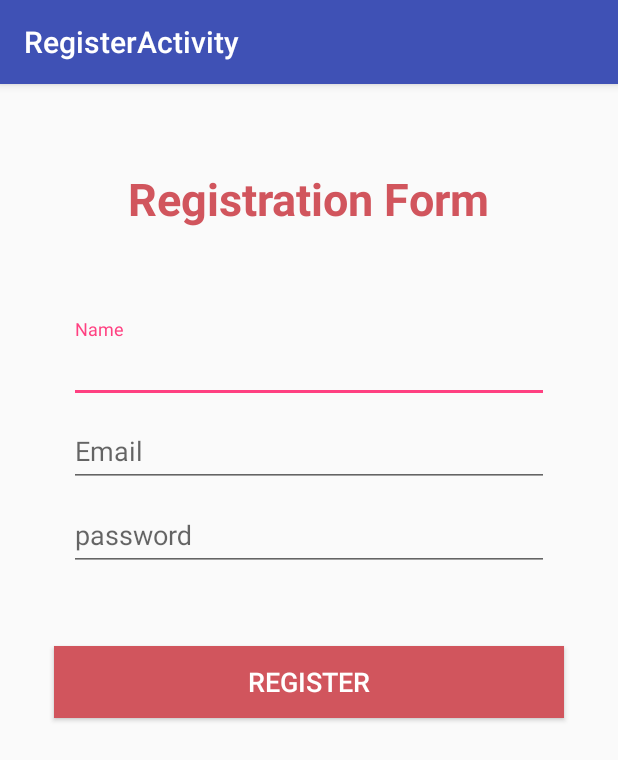
After one commit to alikdemon1/StayAlive, an Android app: the RegisterActivity screen opened directly, with no data from a screen before it, on a phone screen of 412 x 824 dp. The commit adds this screen. Shown: the top 760 px of the screen. Run offline under Robolectric (Android 15) with nearby library versions, the phone set to English and light mode, and no system bars.

Commit message:
Registration and Login

```diff
--- a/app/src/main/java/com/alisher/android/stayalive/MainActivity.java
+++ b/app/src/main/java/com/alisher/android/stayalive/MainActivity.java
@@ -1,5 +1,6 @@
 package com.alisher.android.stayalive;
 
+import android.content.Intent;
 import android.graphics.PixelFormat;
 import android.media.MediaPlayer;
 import android.net.Uri;
@@ -87,8 +88,10 @@ public class MainActivity extends AppCompatActivity implements SurfaceHolder.Cal
                                 break;
                             case 3:
                                 Toast.makeText(MainActivity.this, "Registration", Toast.LENGTH_SHORT).show();
+                                startActivity(new Intent(MainActivity.this, RegisterActivity.class));
                             case 4:
                                 Toast.makeText(MainActivity.this, "Login", Toast.LENGTH_SHORT).show();
+                                startActivity(new Intent(MainActivity.this, LoginActivity.class));
                                 break;
                         }
                         return true;
--- /dev/null
+++ b/app/src/main/java/com/alisher/android/stayalive/RegisterActivity.java
@@ -0,0 +1,88 @@
+package com.alisher.android.stayalive;
+
+import android.app.ProgressDialog;
+import android.content.Intent;
+import android.os.Bundle;
+import android.support.v7.app.AppCompatActivity;
+import android.support.v7.widget.Toolbar;
+import android.util.Log;
+import android.view.View;
+import android.widget.Button;
+import android.widget.EditText;
+import android.widget.Toast;
+
+import com.parse.ParseException;
+import com.parse.ParseUser;
+import com.parse.SignUpCallback;
+
+public class RegisterActivity extends AppCompatActivity {
+
+    private EditText name;
+    private EditText email;
+    private EditText password;
+    private Button signUpBtn;
+    private ProgressDialog progressDialog;
+
+    @Override
+    protected void onCreate(Bundle savedInstanceState) {
+        super.onCreate(savedInstanceState);
+        setContentView(R.layout.activity_register);
+        initToolbar();
+        initComponents();
+        register();
+    }
+
+    private void initToolbar() {
+        Toolbar toolbar = (Toolbar) findViewById(R.id.toolbar);
+        setSupportActionBar(toolbar);
+    }
+
+    private void initProgressWhileRegistering(){
+        progressDialog = new ProgressDialog(RegisterActivity.this);
+        progressDialog.setTitle("Proccessing...");
+        progressDialog.setMessage("Please wait...");
+        progressDialog.setCancelable(false);
+        progressDialog.setIndeterminate(true);
+    }
+
+    private void register(){
+        signUpBtn.setOnClickListener(new View.OnClickListener() {
+            @Override
+            public void onClick(View v) {
+                progressDialog.show();
+                ParseUser user = new ParseUser();
+                user.setUsername(name.getText().toString());
+                user.setEmail(email.getText().toString());
+                user.setPassword(password.getText().toString());
+
+                user.signUpInBackground(new SignUpCallback() {
+                    @Override
+                    public void done(ParseException e) {
+                        if (e != null) {
+                            progressDialog.dismiss();
+                            Toast.makeText(RegisterActivity.this, "Saving user failed.", Toast.LENGTH_SHORT).show();
+                            Log.w("", "Error : " + e.getMessage() + ":::" + e.getCode());
+                            if (e.getCode() == 202) {
+                                Toast.makeText(RegisterActivity.this,"Username already taken. \n Please choose another username.",Toast.LENGTH_LONG).show();
+                                name.setText("");
+                                password.setText("");
+                                email.setText("");
+                            }
+                        } else {
+                            progressDialog.dismiss();
+                            Toast.makeText(RegisterActivity.this, "User Saved",Toast.LENGTH_SHORT).show();
+                            startActivity(new Intent(RegisterActivity.this, LoginActivity.class));
+                        }
+                    }
+                });
+            }
+        });
+    }
+
+    private void initComponents(){
+        name = (EditText) findViewById(R.id.name_register);
+        email = (EditText) findViewById(R.id.email_register);
+        password = (EditText) findViewById(R.id.password_register);
+        signUpBtn = (Button) findViewById(R.id.register_button);
+    }
+}
--- /dev/null
+++ b/app/src/main/res/layout/activity_register.xml
@@ -0,0 +1,20 @@
+<?xml version="1.0" encoding="utf-8"?>
+<android.support.design.widget.CoordinatorLayout
+    xmlns:android="http://schemas.android.com/apk/res/android"
+    xmlns:app="http://schemas.android.com/apk/res-auto"
+    xmlns:tools="http://schemas.android.com/tools" android:layout_width="match_parent"
+    android:layout_height="match_parent" android:fitsSystemWindows="true"
+    tools:context="com.alisher.android.stayalive.RegisterActivity">
+
+    <android.support.design.widget.AppBarLayout android:layout_height="wrap_content"
+        android:layout_width="match_parent" android:theme="@style/AppTheme.AppBarOverlay">
+
+        <android.support.v7.widget.Toolbar android:id="@+id/toolbar"
+            android:layout_width="match_parent" android:layout_height="?attr/actionBarSize"
+            android:background="?attr/colorPrimary" app:popupTheme="@style/AppTheme.PopupOverlay" />
+
+    </android.support.design.widget.AppBarLayout>
+
+    <include layout="@layout/content_register" />
+
+</android.support.design.widget.CoordinatorLayout>
--- /dev/null
+++ b/app/src/main/res/layout/content_register.xml
@@ -0,0 +1,103 @@
+<?xml version="1.0" encoding="utf-8"?>
+<RelativeLayout xmlns:android="http://schemas.android.com/apk/res/android"
+    xmlns:tools="http://schemas.android.com/tools"
+    xmlns:app="http://schemas.android.com/apk/res-auto" android:layout_width="match_parent"
+    android:layout_height="match_parent" android:paddingLeft="@dimen/activity_horizontal_margin"
+    android:paddingRight="@dimen/activity_horizontal_margin"
+    android:paddingTop="@dimen/activity_vertical_margin"
+    android:paddingBottom="@dimen/activity_vertical_margin"
+    app:layout_behavior="@string/appbar_scrolling_view_behavior"
+    tools:showIn="@layout/activity_register"
+    tools:context="com.alisher.android.stayalive.RegisterActivity">
+
+    <LinearLayout
+        android:layout_width="match_parent"
+        android:layout_height="match_parent"
+        android:orientation="vertical">
+
+        <TextView
+            android:id="@+id/textView"
+            android:layout_width="wrap_content"
+            android:layout_height="wrap_content"
+            android:layout_gravity="center_horizontal"
+            android:text="Registration Form"
+            android:layout_marginTop="40dp"
+            android:layout_marginBottom="50dp"
+            android:textSize="30sp"
+            android:textColor="#D1555D"
+            android:textStyle="bold"/>
+
+        <LinearLayout
+            android:layout_width="match_parent"
+            android:layout_height="wrap_content"
+            android:id="@+id/edit_text_container"
+            android:orientation="vertical"
+            android:layout_marginLeft="20dp"
+            android:layout_marginRight="20dp"
+            android:padding="10dp">
+
+            <android.support.design.widget.TextInputLayout
+                android:id="@+id/fullname_registerlayout"
+                android:layout_width="match_parent"
+                android:layout_height="wrap_content">
+
+                <EditText
+                    android:id="@+id/name_register"
+                    android:layout_width="match_parent"
+                    android:layout_height="wrap_content"
+                    android:hint="Name"
+                    android:inputType="text"
+                    android:singleLine="true"/>
+
+
+            </android.support.design.widget.TextInputLayout>
+
+
+            <android.support.design.widget.TextInputLayout
+                android:id="@+id/email_registerlayout"
+                android:layout_width="match_parent"
+                android:layout_height="wrap_content">
+
+                <EditText
+                    android:id="@+id/email_register"
+                    android:layout_width="match_parent"
+                    android:layout_height="wrap_content"
+                    android:hint="Email"
+                    android:inputType="textEmailAddress"
+                    android:singleLine="true"/>
+
+
+            </android.support.design.widget.TextInputLayout>
+
+            <android.support.design.widget.TextInputLayout
+                android:id="@+id/password_registerlayout"
+                android:layout_width="match_parent"
+                android:layout_height="wrap_content">
+
+                <EditText
+                    android:id="@+id/password_register"
+                    android:layout_width="match_parent"
+                    android:layout_height="wrap_content"
+                    android:hint="password"
+                    android:inputType="textPassword"
+                    android:singleLine="true"/>
+
+            </android.support.design.widget.TextInputLayout>
+
+        </LinearLayout>
+
+        <Button
+            android:layout_width="match_parent"
+            android:layout_height="wrap_content"
+            android:text="Register"
+            android:textSize="18sp"
+            android:id="@+id/register_button"
+            android:background="#D1555D"
+            android:layout_marginTop="40dp"
+            android:layout_marginLeft="20dp"
+            android:layout_marginRight="20dp"
+            android:textColor="#ffffff"/>
+
+    </LinearLayout>
+
+</RelativeLayout>
--- a/app/src/main/res/values/strings.xml
+++ b/app/src/main/res/values/strings.xml
@@ -1,4 +1,6 @@
 <resources>
     <string name="app_name">StayAlive</string>
     <string name="action_settings">Settings</string>
+    <string name="title_activity_login">LoginActivity</string>
+    <string name="title_activity_register">RegisterActivity</string>
 </resources>
```
Also changed, not shown: app/src/main/AndroidManifest.xml (+10 -0 lines), app/src/main/java/com/alisher/android/stayalive/LoginActivity.java (added, +101 -0 lines), app/src/main/res/layout/activity_login.xml (added, +20 -0 lines), app/src/main/res/layout/content_login.xml (added, +98 -0 lines).
